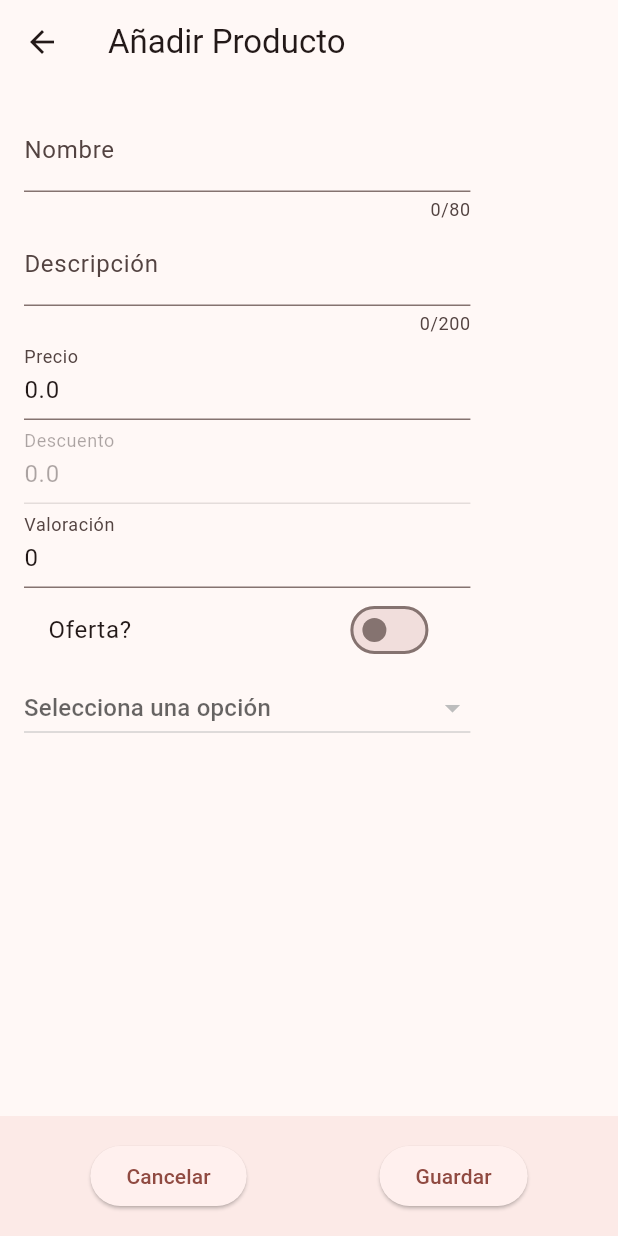
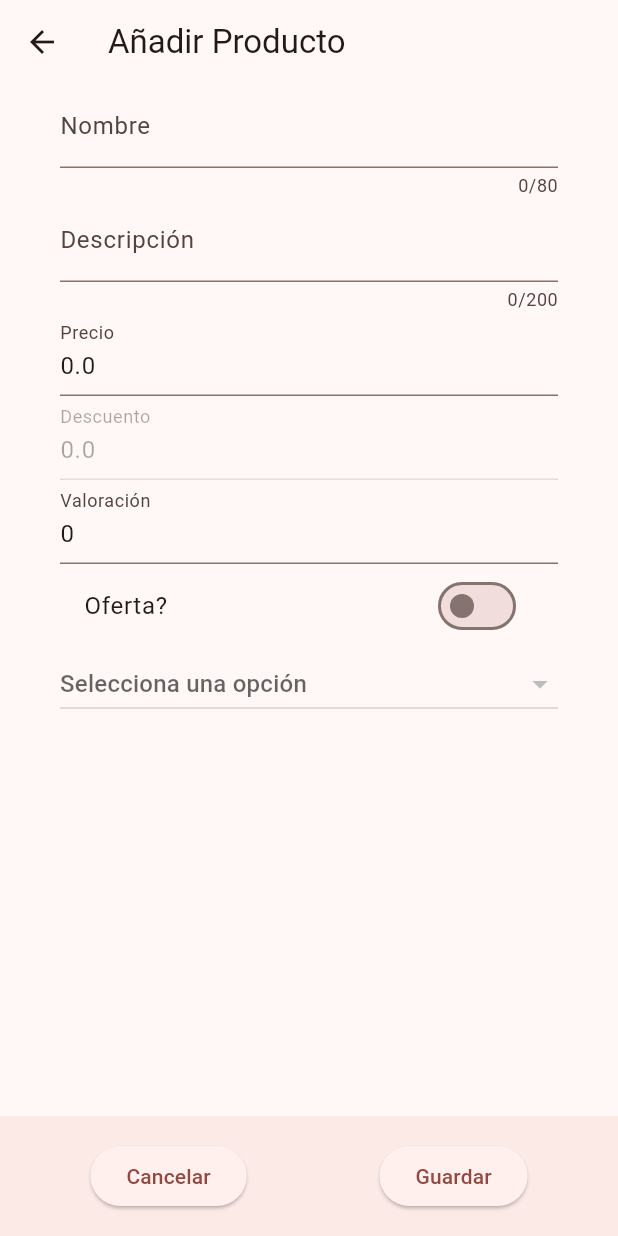
Before and after one commit to DevonLopez/CartScan, a Flutter app: the ItemScreenForm screen opened directly with empty values, on a phone screen of 412 x 824 dp. Run offline on Flutter 3.47's test engine with Material 2 defaults, Android fonts, the phone set to English and light mode, and no system bars; our stand-ins replace cloud_firestore, email_validator, firebase_auth, firebase_core, google_sign_in; missing offline and left inert: flutter_barcode_scanner; accounts and stored records are empty.

Commit message:
Padding, peticion,actualizar

```diff
--- a/lib/screens/item_screen.dart
+++ b/lib/screens/item_screen.dart
@@ -33,6 +33,7 @@ class _ItemScreenFormState extends State<ItemScreenForm> {
 
   @override
   Widget build(BuildContext context) {
+    final size = MediaQuery.of(context).size;
     final GlobalKey<FormState> formKey = GlobalKey<FormState>();
     String id = '';
     String name = '';
@@ -52,8 +53,8 @@ class _ItemScreenFormState extends State<ItemScreenForm> {
           title: const Text('Añadir Producto'),
         ),
         body: Container(
-          width: MediaQuery.of(context).size.width * 0.8,
-          padding: const EdgeInsets.all(16.0),
+          width: size.width,
+          padding: const EdgeInsets.symmetric(horizontal: 40, vertical: 0),
           child: Form(
             key: formKey,
             child: Column(
@@ -105,8 +106,11 @@ class _ItemScreenFormState extends State<ItemScreenForm> {
                 TextFormField(
                   decoration: const InputDecoration(labelText: 'Precio'),
                   initialValue: widget.itemBarcode!.price.toString() ?? '0.00',
-                  inputFormatters: [FilteringTextInputFormatter.digitsOnly],
-                  keyboardType: TextInputType.number,
+                  inputFormatters: [
+                    FilteringTextInputFormatter.allow(
+                        RegExp(r'^\d+\.?\d{0,2}')),
+                  ],
+                  keyboardType: TextInputType.numberWithOptions(decimal: true),
                   onChanged: (value) {
                     try {
                       price = double.parse(value);
@@ -119,14 +123,20 @@ class _ItemScreenFormState extends State<ItemScreenForm> {
                     if (value!.isEmpty) {
                       return 'Añade un precio';
                     }
+                    if (value.endsWith('.')) {
+                      return 'Completa el precio';
+                    }
                     return null;
                   },
                 ),
                 TextFormField(
                   decoration: const InputDecoration(labelText: 'Descuento'),
                   initialValue: widget.itemBarcode!.discount.toString() ?? '0',
-                  keyboardType: TextInputType.number,
-                  inputFormatters: [FilteringTextInputFormatter.digitsOnly],
+                  inputFormatters: [
+                    FilteringTextInputFormatter.allow(
+                        RegExp(r'^\d+\.?\d{0,2}')),
+                  ],
+                  keyboardType: TextInputType.numberWithOptions(decimal: true),
                   enabled: itemFormProvider.offer,
                   onChanged: (value) {
                     try {
@@ -147,6 +157,9 @@ class _ItemScreenFormState extends State<ItemScreenForm> {
                   validator: (value) {
                     if (value!.isEmpty) {
                       return 'Añade un descuento';
+                    }
+                    if (value.endsWith('.')) {
+                      return 'Completa el descuento';
                     }
                     return null;
                   },
@@ -221,7 +234,8 @@ class _ItemScreenFormState extends State<ItemScreenForm> {
                   if (formKey.currentState!.validate()) {
                     Item item = Item(
                       id: null,
-                      listId: itemFormProvider.scanned.listId,
+                      listId: itemFormProvider.scanned.listId ??
+                          userProvider!.userLists!.first!.id,
                       description: itemFormProvider.scanned.description,
                       name: itemFormProvider.scanned.name,
                       price: itemFormProvider.scanned.price,
@@ -232,7 +246,6 @@ class _ItemScreenFormState extends State<ItemScreenForm> {
                     print(item.toString());
                     addItemToSelectedList(item);
                     userProvider.getCurrentUserWithLists();
-
                     Navigator.of(context).pop();
                   }
                 },
@@ -243,25 +256,8 @@ class _ItemScreenFormState extends State<ItemScreenForm> {
       );
     } else {
       // Si itemBarcode no está definido o es nulo, muestra una alerta y navega a la pantalla de detalles
-      WidgetsBinding.instance!.addPostFrameCallback((_) {
-        showDialog(
-          context: context,
-          builder: (context) {
-            return AlertDialog(
-              title: const Text('Error'),
-              content: const Text('No se encontraron listas disponibles.'),
-              actions: [
-                ElevatedButton(
-                  child: const Text('Aceptar'),
-                  onPressed: () {
-                    Navigator.pushNamed(context, 'details');
-                  },
-                ),
-              ],
-            );
-          },
-        );
-      });
+
+      Navigator.pushNamed(context, 'details');
 
       return Scaffold(
         appBar: AppBar(
```
Also changed, not shown: lib/screens/item_detail_screen.dart (+9 -1 lines).
